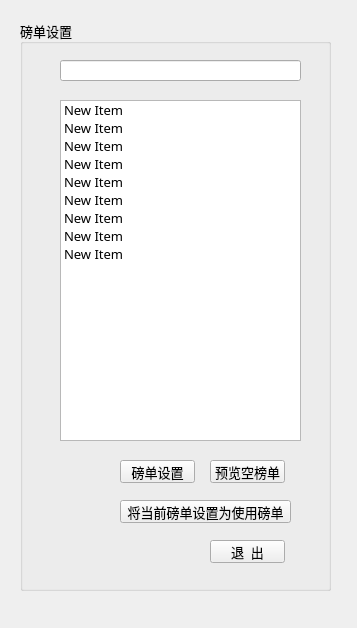
Above: ui/balance_setup.ui from yuyan235813/balance_platform before the change. Below: the same form after it.
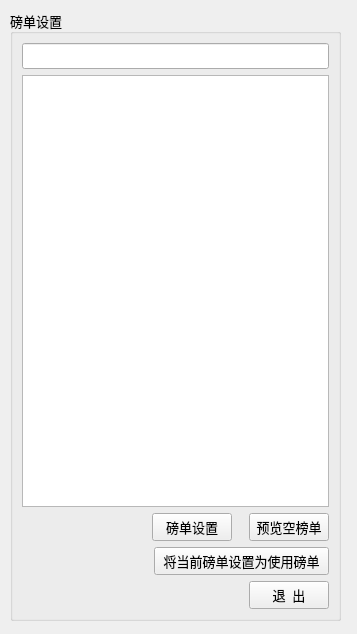
That is the form after the change.

```diff
--- a/ui/balance_setup.ui
+++ b/ui/balance_setup.ui
@@ -10,7 +10,7 @@
     <x>0</x>
     <y>0</y>
     <width>357</width>
-    <height>628</height>
+    <height>634</height>
    </rect>
   </property>
   <property name="sizePolicy">
@@ -34,132 +34,125 @@
   <widget class="QGroupBox" name="groupBox">
    <property name="geometry">
     <rect>
-     <x>20</x>
-     <y>20</y>
-     <width>311</width>
-     <height>571</height>
+     <x>10</x>
+     <y>10</y>
+     <width>331</width>
+     <height>611</height>
     </rect>
    </property>
    <property name="title">
     <string>磅单设置</string>
    </property>
-   <widget class="QPushButton" name="pushButton_4">
-    <property name="geometry">
-     <rect>
-      <x>100</x>
-      <y>480</y>
-      <width>171</width>
-      <height>23</height>
-     </rect>
-    </property>
-    <property name="text">
-     <string>将当前磅单设置为使用磅单</string>
-    </property>
-   </widget>
-   <widget class="QPushButton" name="pushButton">
-    <property name="geometry">
-     <rect>
-      <x>100</x>
-      <y>440</y>
-      <width>75</width>
-      <height>23</height>
-     </rect>
-    </property>
-    <property name="text">
-     <string>磅单设置</string>
-    </property>
-   </widget>
-   <widget class="QPushButton" name="pushButton_2">
-    <property name="geometry">
-     <rect>
-      <x>190</x>
-      <y>440</y>
-      <width>75</width>
-      <height>23</height>
-     </rect>
-    </property>
-    <property name="text">
-     <string>预览空榜单</string>
-    </property>
-   </widget>
-   <widget class="QPushButton" name="pushButton_3">
-    <property name="geometry">
-     <rect>
-      <x>190</x>
-      <y>520</y>
-      <width>75</width>
-      <height>23</height>
-     </rect>
-    </property>
-    <property name="text">
-     <string>退  出</string>
-    </property>
-   </widget>
-   <widget class="QListWidget" name="listWidget">
-    <property name="geometry">
-     <rect>
-      <x>40</x>
-      <y>80</y>
-      <width>241</width>
-      <height>341</height>
-     </rect>
-    </property>
+   <layout class="QVBoxLayout" name="verticalLayout">
     <item>
-     <property name="text">
-      <string>New Item</string>
-     </property>
+     <widget class="QLineEdit" name="selectedLineEdit">
+      <property name="enabled">
+       <bool>true</bool>
+      </property>
+      <property name="dragEnabled">
+       <bool>false</bool>
+      </property>
+      <property name="readOnly">
+       <bool>true</bool>
+      </property>
+     </widget>
     </item>
     <item>
-     <property name="text">
-      <string>New Item</string>
-     </property>
+     <widget class="QListWidget" name="listWidget"/>
     </item>
     <item>
-     <property name="text">
-      <string>New Item</string>
-     </property>
+     <layout class="QHBoxLayout" name="horizontalLayout" stretch="12,3,1,3">
+      <item>
+       <spacer name="horizontalSpacer_4">
+        <property name="orientation">
+         <enum>Qt::Horizontal</enum>
+        </property>
+        <property name="sizeHint" stdset="0">
+         <size>
+          <width>40</width>
+          <height>20</height>
+         </size>
+        </property>
+       </spacer>
+      </item>
+      <item>
+       <widget class="QPushButton" name="setupPushButton">
+        <property name="text">
+         <string>磅单设置</string>
+        </property>
+       </widget>
+      </item>
+      <item>
+       <spacer name="horizontalSpacer">
+        <property name="orientation">
+         <enum>Qt::Horizontal</enum>
+        </property>
+        <property name="sizeHint" stdset="0">
+         <size>
+          <width>40</width>
+          <height>20</height>
+         </size>
+        </property>
+       </spacer>
+      </item>
+      <item>
+       <widget class="QPushButton" name="previewPushButton">
+        <property name="text">
+         <string>预览空榜单</string>
+        </property>
+       </widget>
+      </item>
+     </layout>
     </item>
     <item>
-     <property name="text">
-      <string>New Item</string>
-     </property>
+     <layout class="QHBoxLayout" name="horizontalLayout_2" stretch="3,4">
+      <item>
+       <spacer name="horizontalSpacer_2">
+        <property name="orientation">
+         <enum>Qt::Horizontal</enum>
+        </property>
+        <property name="sizeHint" stdset="0">
+         <size>
+          <width>40</width>
+          <height>20</height>
+         </size>
+        </property>
+       </spacer>
+      </item>
+      <item>
+       <widget class="QPushButton" name="defaultPushButton">
+        <property name="text">
+         <string>将当前磅单设置为使用磅单</string>
+        </property>
+       </widget>
+      </item>
+     </layout>
     </item>
     <item>
-     <property name="text">
-      <string>New Item</string>
-     </property>
+     <layout class="QHBoxLayout" name="horizontalLayout_3">
+      <item>
+       <spacer name="horizontalSpacer_3">
+        <property name="orientation">
+         <enum>Qt::Horizontal</enum>
+        </property>
+        <property name="sizeHint" stdset="0">
+         <size>
+          <width>40</width>
+          <height>20</height>
+         </size>
+        </property>
+       </spacer>
+      </item>
+      <item>
+       <widget class="QPushButton" name="exitPushButton">
+        <property name="text">
+         <string>退  出</string>
+        </property>
+       </widget>
+      </item>
+     </layout>
     </item>
-    <item>
-     <property name="text">
-      <string>New Item</string>
-     </property>
-    </item>
-    <item>
-     <property name="text">
-      <string>New Item</string>
-     </property>
-    </item>
-    <item>
-     <property name="text">
-      <string>New Item</string>
-     </property>
-    </item>
-    <item>
-     <property name="text">
-      <string>New Item</string>
-     </property>
-    </item>
-   </widget>
-   <widget class="QLineEdit" name="lineEdit">
-    <property name="geometry">
-     <rect>
-      <x>40</x>
-      <y>40</y>
-      <width>241</width>
-      <height>21</height>
-     </rect>
-    </property>
-   </widget>
+   </layout>
   </widget>
  </widget>
  <resources/>
```
